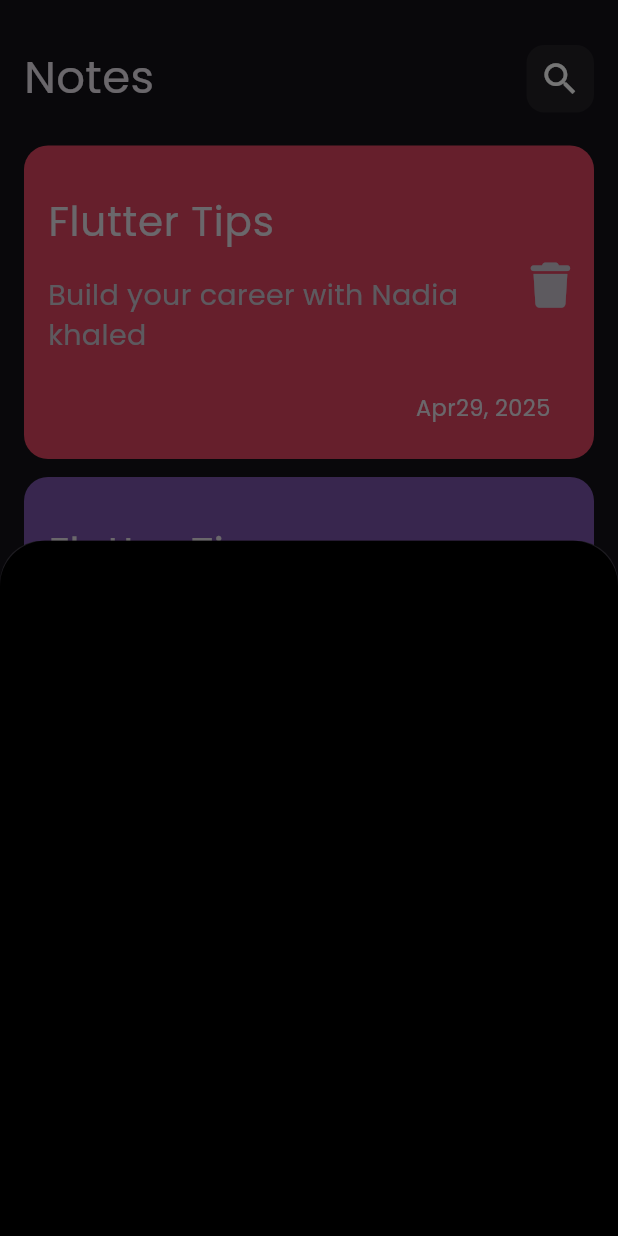
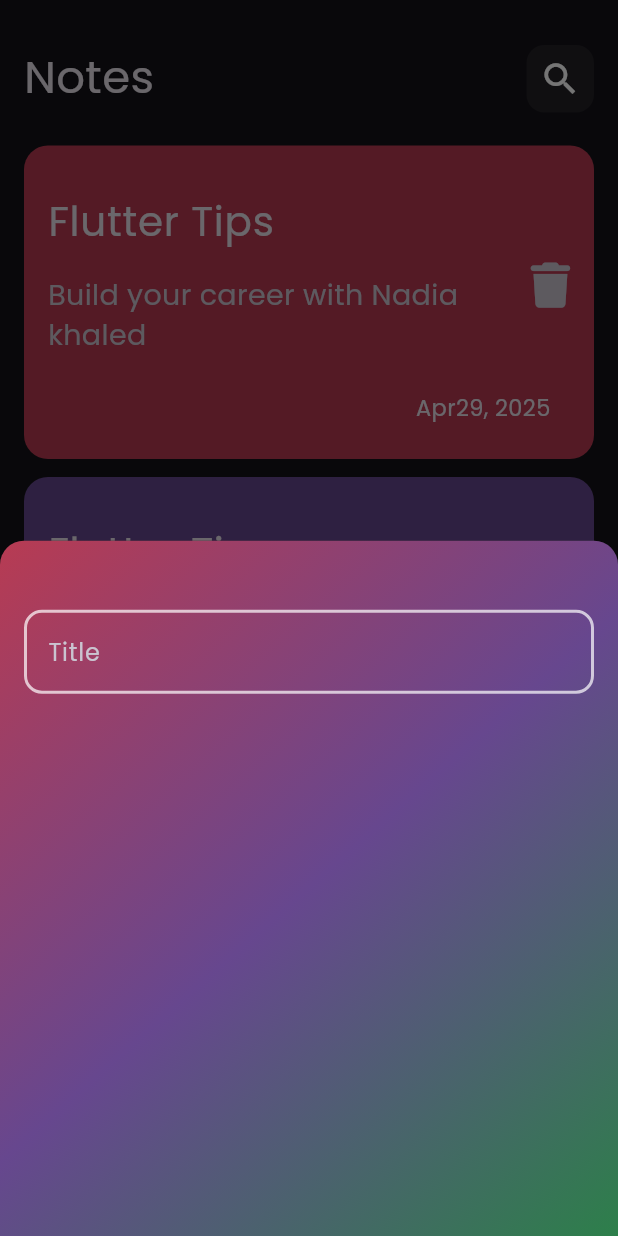
Before and after one commit to nadiakhaled1411999/notes_app, a Flutter app: the screen it shows after launch, after a tap on the "add" icon, on a phone screen of 412 x 824 dp. Run offline on Flutter 3.47's test engine with Material 3 defaults, Android fonts, the phone set to English and light mode, and no system bars; our stand-ins replace font_awesome_flutter.

Commit message:
add color bottom sheet

```diff
--- a/lib/widgets/add_note_bottom_sheet.dart
+++ b/lib/widgets/add_note_bottom_sheet.dart
@@ -1,16 +1,44 @@
 import 'package:flutter/material.dart';
 
-class  AddNoteBottomSheet extends StatelessWidget {
-  const  AddNoteBottomSheet({super.key});
+class AddNoteBottomSheet extends StatelessWidget {
+  const AddNoteBottomSheet({super.key});
 
   @override
   Widget build(BuildContext context) {
-    return  Container(
-height: 800,
-decoration: BoxDecoration(
-color:Theme.of(context).primaryColorDark,
-borderRadius:const BorderRadius.only(topLeft: Radius.circular(30),topRight: Radius.circular( 30))
-),
-              );
+    return Container(
+      decoration:  BoxDecoration(
+        borderRadius: const BorderRadius.only(
+            topLeft: Radius.circular(16), topRight: Radius.circular(16)),
+        gradient: LinearGradient(
+          colors: [
+ Color(0xffDE435F).withOpacity(0.8),
+    Color(0xff7952AA).withOpacity(0.8),
+    Color(0xff319855).withOpacity(0.8),
+          ],
+          begin: Alignment.topLeft,
+          end: Alignment.bottomRight,
+        ),
+      ),
+      padding: const EdgeInsets.only(top: 30),
+      child: Padding(
+        padding: const EdgeInsets.all(16),
+        child: Column(
+          children: [
+            TextField(
+              decoration: InputDecoration(
+                  hintText: "Title",
+                  helperStyle: const TextStyle(
+                    fontSize: 30,
+                  ),
+                  enabledBorder: OutlineInputBorder(
+                      borderSide: BorderSide(
+                          color: Colors.white.withOpacity(0.7), width: 2),
+                      borderRadius: BorderRadius.circular(12))),
+
+            )
+          ],
+        ),
+      ),
+    );
   }
 }
--- a/lib/widgets/custom_floating_action_button.dart
+++ b/lib/widgets/custom_floating_action_button.dart
@@ -27,11 +27,16 @@ class CustomFloatingActionButton extends StatelessWidget {
       ),
       child: FloatingActionButton(
         shape: const CircleBorder(),
-        backgroundColor: Colors.transparent,
+        backgroundColor: const Color.fromARGB(0, 0, 0, 0),
         elevation: 0,
         onPressed: () {
           showModalBottomSheet(
-              context: context, builder: (context) => const AddNoteBottomSheet());
+              shape: const RoundedRectangleBorder(
+                  borderRadius: BorderRadius.only(
+                      topLeft: Radius.circular(16),
+                      topRight: Radius.circular(16))),
+              context: context,
+              builder: (context) => const AddNoteBottomSheet());
         },
         child: const Icon(
           Icons.add,
--- a/lib/widgets/custom_note_item.dart
+++ b/lib/widgets/custom_note_item.dart
@@ -10,7 +10,7 @@ class NoteItem extends StatelessWidget {
     return Container(
       padding: const EdgeInsets.only(top: 22, bottom: 24, left: 16, right: 5),
       decoration: BoxDecoration(
-        color: color,
+        color: color.withOpacity( 0.8),
         borderRadius: BorderRadius.circular(16),
       ),
       child: Column(
```
